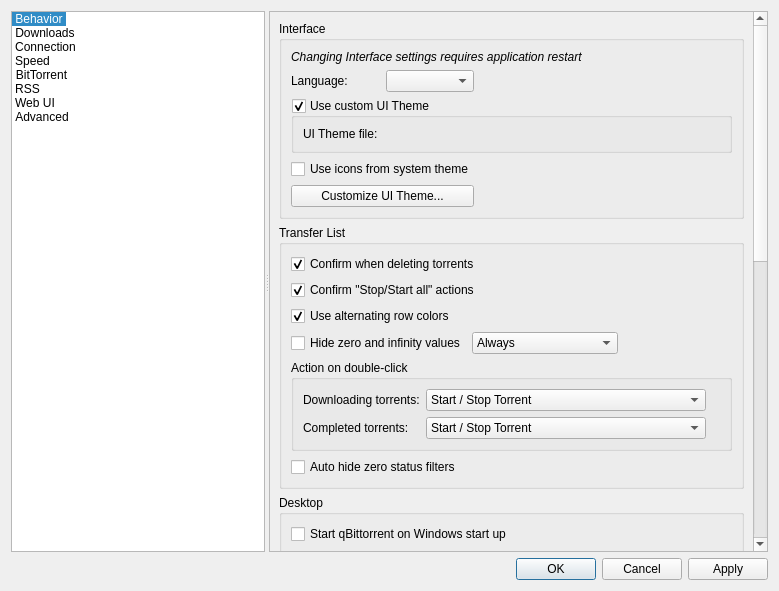
Above: src/gui/optionsdialog.ui from SysAdminDoc/qBittorrent-Vanced before the change. Below: the same form after it.
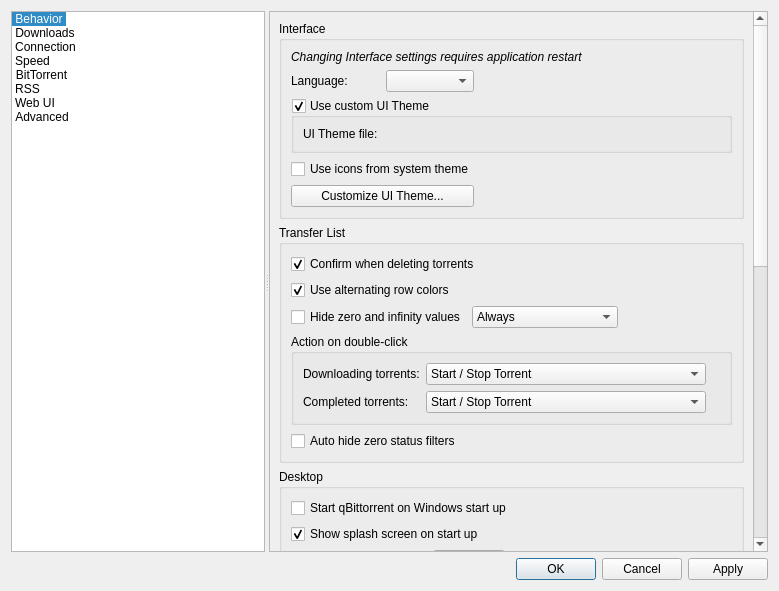
That is the form after the change. Custom widgets are drawn as their Qt base class.

```diff
--- a/src/gui/optionsdialog.ui
+++ b/src/gui/optionsdialog.ui
@@ -226,19 +226,6 @@
                  </property>
                 </widget>
                </item>
-               <item>
-                <widget class="QCheckBox" name="checkConfirmStopAndStartAll">
-                 <property name="toolTip">
-                  <string>Shows a confirmation dialog upon pausing/starting all the torrents</string>
-                 </property>
-                 <property name="text">
-                  <string>Confirm &quot;Stop/Start all&quot; actions</string>
-                 </property>
-                 <property name="checked">
-                  <bool>true</bool>
-                 </property>
-                </widget>
-               </item>
                <item>
                 <widget class="QCheckBox" name="checkAltRowColors">
                  <property name="text">
```
